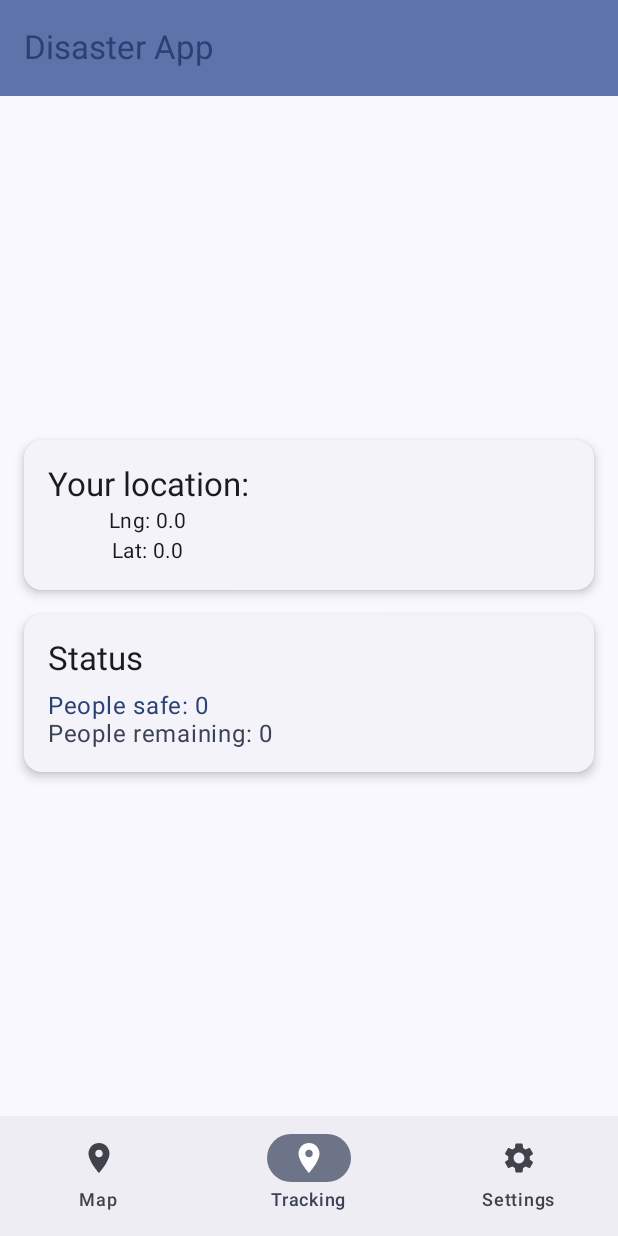
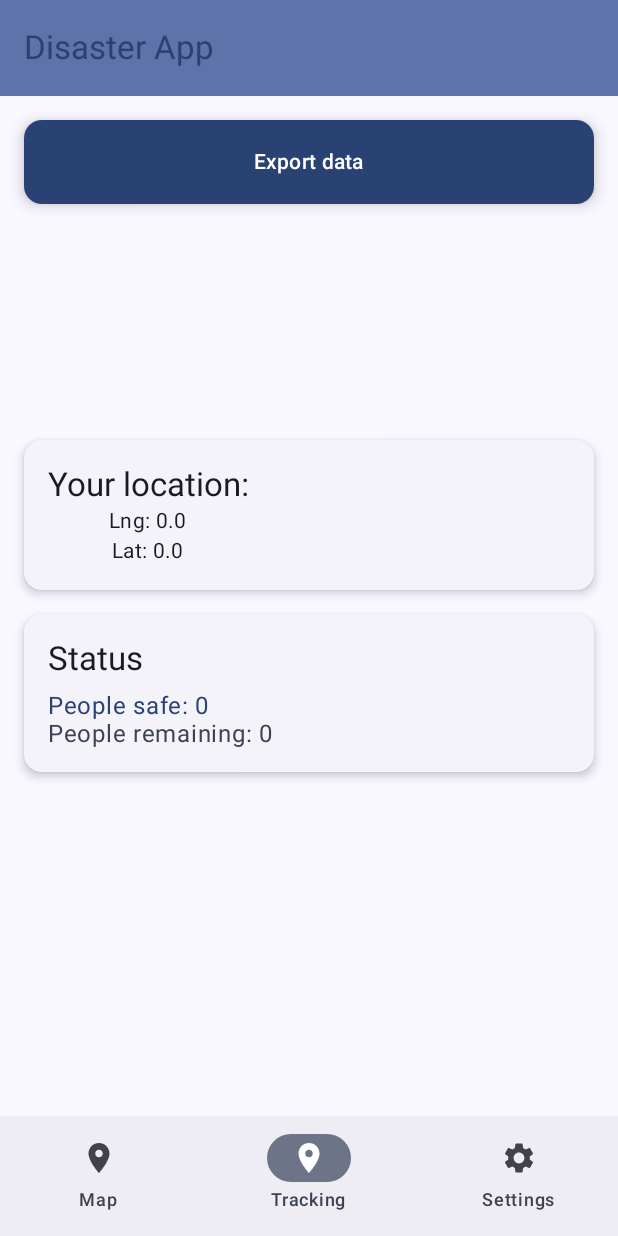
Before and after one commit to anonymous3813/Naturaldisaster, an Android app built with Jetpack Compose: the screen it shows after launch (MainActivity), item 2 of the bottom bar chosen, on a phone screen of 412 x 824 dp. Run offline under Robolectric (Android 15) with nearby library versions, the phone set to English and light mode, and no system bars; libraries missing offline, so code that uses them is left out: org.osmdroid.config.

Commit message:
Hackathon finish

```diff
--- a/frontend/app/src/main/AndroidManifest.xml
+++ b/frontend/app/src/main/AndroidManifest.xml
@@ -7,6 +7,9 @@
     <uses-permission android:name="android.permission.ACCESS_FINE_LOCATION" />
     <uses-permission android:name="android.permission.ACCESS_NETWORK_STATE"/>
     <uses-permission android:name="android.permission.ACCESS_BACKGROUND_LOCATION"/>
+    <uses-permission android:name="android.permission.WRITE_EXTERNAL_STORAGE"
+        android:maxSdkVersion="28" />
+
 
     <application
         android:usesCleartextTraffic="true"
--- a/frontend/app/src/main/java/com/selfemploye/naturaldisaster/data/ApiService.kt
+++ b/frontend/app/src/main/java/com/selfemploye/naturaldisaster/data/ApiService.kt
@@ -9,6 +9,7 @@ import com.selfemploye.naturaldisaster.models.StormUpdateResponse
 import com.selfemploye.naturaldisaster.models.SuccessResponse
 import com.selfemploye.naturaldisaster.models.UserLocation
 import com.selfemploye.naturaldisaster.models.UserLocationRequest
+import okhttp3.ResponseBody
 import retrofit2.Response
 import retrofit2.http.Body
 import retrofit2.http.GET
@@ -43,4 +44,7 @@ interface ApiService {
 
     @GET("api/locations/get")
     suspend fun getAllLocations(): Response<List<UserLocation>>
+
+    @GET("api/locations/export-csv")
+    suspend fun getExportedLocations(): Response<ResponseBody>
 }
--- a/frontend/app/src/main/java/com/selfemploye/naturaldisaster/data/RetrofitInstance.kt
+++ b/frontend/app/src/main/java/com/selfemploye/naturaldisaster/data/RetrofitInstance.kt
@@ -1,6 +1,5 @@
 package com.selfemploye.naturaldisaster.data
 
-import com.google.gson.internal.GsonBuildConfig
 import retrofit2.Retrofit
 import retrofit2.converter.gson.GsonConverterFactory
 
--- a/frontend/app/src/main/java/com/selfemploye/naturaldisaster/models/ImpactZone.kt
+++ b/frontend/app/src/main/java/com/selfemploye/naturaldisaster/models/ImpactZone.kt
@@ -1,7 +1,20 @@
 package com.selfemploye.naturaldisaster.models
 
+
 data class ImpactZone(
-    val lat: Double,
-    val lon: Double,
-    val radius: Double
+    val polygon: PolygonData?,
+    val severity: Int,
+    val radius: Int,
+    val windSpeed: Double?,
+    val type: String?,
+    val source: String?,
+    val stormId: String?,
+    val stormName: String?,
+    val zoneName: String?
 )
+
+
+data class PolygonData(
+    val type: String,
+    val coordinates: List<List<List<Double>>>
+)
--- a/frontend/app/src/main/java/com/selfemploye/naturaldisaster/models/Storm.kt
+++ b/frontend/app/src/main/java/com/selfemploye/naturaldisaster/models/Storm.kt
@@ -1,7 +1,11 @@
 package com.selfemploye.naturaldisaster.models
 
 data class Storm(
+    val id: String,
     val name: String,
-    val priorityQueue: List<String>,
-    val zones: List<Zone>
+    val lat: Double,
+    val lon: Double,
+    val severity: Int,
+    val zone: String?,
+    val impactZones: List<ImpactZone>
 )
--- a/frontend/app/src/main/java/com/selfemploye/naturaldisaster/ui/components/BottomNavigationBar.kt
+++ /dev/null
@@ -1,5 +0,0 @@
-package com.selfemploye.naturaldisaster.ui.components
-
-import androidx.compose.runtime.Composable
-import androidx.navigation.NavHostController
-import com.selfemploye.naturaldisaster.models.Screens
--- /dev/null
+++ b/frontend/app/src/main/java/com/selfemploye/naturaldisaster/ui/components/ExportButton.kt
@@ -0,0 +1,54 @@
+package com.selfemploye.naturaldisaster.ui.components
+
+import android.util.Log
+import androidx.compose.foundation.layout.fillMaxSize
+import androidx.compose.foundation.layout.fillMaxWidth
+import androidx.compose.foundation.layout.height
+import androidx.compose.foundation.layout.padding
+import androidx.compose.foundation.shape.RoundedCornerShape
+import androidx.compose.material3.Button
+import androidx.compose.material3.ButtonDefaults
+import androidx.compose.material3.Text
+import androidx.compose.runtime.Composable
+import androidx.compose.runtime.rememberCoroutineScope
+import androidx.compose.ui.Modifier
+import androidx.compose.ui.unit.dp
+import com.selfemploye.naturaldisaster.data.RetrofitInstance
+import com.selfemploye.naturaldisaster.utils.saveCSVToDevice
+import kotlinx.coroutines.launch
+
+@Composable
+fun ExportButton() {
+    val scope = rememberCoroutineScope()
+
+    Button(
+        modifier = Modifier
+            .fillMaxWidth()
+            .padding(16.dp)
+            .height(56.dp),
+        shape = RoundedCornerShape(12.dp), // rounded corners
+        elevation = ButtonDefaults.buttonElevation(
+            defaultElevation = 6.dp,
+            pressedElevation = 2.dp
+        ),
+        onClick = {
+            scope.launch {
+                try {
+                    val response = RetrofitInstance.api.getExportedLocations()
+                    if (response.isSuccessful) {
+                        val csvText = response.body()?.string()
+                        if (csvText != null) {
+                            saveCSVToDevice(csvText)
+                        }
+                    } else {
+                        Log.e("CSV Export", "Failed: ${response.code()}")
+                    }
+                } catch (e: Exception) {
+                    Log.e("CSV Export", "Error: ${e.message}")
+                }
+            }
+        }
+    ) {
+        Text("Export data")
+    }
+}
--- a/frontend/app/src/main/java/com/selfemploye/naturaldisaster/ui/screens/MapScreen.kt
+++ b/frontend/app/src/main/java/com/selfemploye/naturaldisaster/ui/screens/MapScreen.kt
@@ -1,59 +1,63 @@
 package com.selfemploye.naturaldisaster.ui.screens
 
 import android.util.Log
+import androidx.compose.foundation.layout.Column
 import androidx.compose.foundation.layout.fillMaxSize
 import androidx.compose.material3.AlertDialog
 import androidx.compose.material3.Text
 import androidx.compose.material3.TextButton
 import androidx.compose.runtime.Composable
+import androidx.compose.runtime.LaunchedEffect
 import androidx.compose.runtime.collectAsState
 import androidx.compose.runtime.getValue
 import androidx.compose.runtime.mutableStateOf
 import androidx.compose.runtime.remember
 import androidx.compose.runtime.setValue
 import androidx.compose.ui.Modifier
+import androidx.compose.ui.graphics.Color
 import com.google.android.gms.maps.model.BitmapDescriptorFactory
 import com.google.android.gms.maps.model.CameraPosition
 import com.google.android.gms.maps.model.LatLng
+import com.google.maps.android.compose.Circle
 import com.google.maps.android.compose.GoogleMap
 import com.google.maps.android.compose.Marker
 import com.google.maps.android.compose.MarkerState
+import com.google.maps.android.compose.Polygon
 import com.google.maps.android.compose.rememberCameraPositionState
 import com.selfemploye.naturaldisaster.models.UserLocation
+import com.selfemploye.naturaldisaster.utils.storms
 import com.selfemploye.naturaldisaster.viewmodel.AppViewModel
-import androidx.compose.runtime.LaunchedEffect
 
 @Composable
 fun MapScreen(
     appViewModel: AppViewModel
 ) {
-    // Observe last known location
     val lastLocation by appViewModel.lastLocation.collectAsState()
-    val startingLocation = remember(lastLocation) {
-        LatLng(lastLocation.lat, lastLocation.lon)
-    }
+    val allLocations by appViewModel.allLocations.collectAsState()
+    val allStorms = storms
 
-    // Observe all locations from ViewModel
-    val allLocations by appViewModel.allLocations.collectAsState()
+    val startingLocation = LatLng(lastLocation.lat, lastLocation.lon)
 
-    // State for the selected marker and dialog visibility
     var selectedMarker by remember { mutableStateOf<UserLocation?>(null) }
     var showDialog by remember { mutableStateOf(false) }
 
-    LaunchedEffect(Unit) {
+    LaunchedEffect(allLocations) {
         Log.d("Map screen coordinates", allLocations.toString())
     }
 
-    // Google Map
+    Column {
+        Text("Locations: ${allLocations.size}") // Debug line
+
         GoogleMap(
             modifier = Modifier.fillMaxSize(),
             cameraPositionState = rememberCameraPositionState {
                 position = CameraPosition.fromLatLngZoom(startingLocation, 12f)
             }
         ) {
+            // === Rescue markers ===
             allLocations.forEach { loc ->
                 Marker(
-                state = MarkerState(position = LatLng(loc.lat, loc.lon)),
+                    state = MarkerState(position = LatLng(loc.lat, loc.lon)), // fixed lat/lon
                     title = "Rescue here",
                     icon = BitmapDescriptorFactory.defaultMarker(loc.getMarkerColor()),
                     onClick = {
@@ -63,9 +67,37 @@ fun MapScreen(
                     }
                 )
             }
+
+            // === Storms overlay ===
+            allStorms.take(5).forEach { storm ->
+                // Draw storm radius as a circle
+                val radiusMeters =
+                    storm.impactZones.firstOrNull()?.radius?.times(1000.0) ?: 100_000.0
+                Circle(
+                    center = LatLng(storm.lat, storm.lon),
+                    radius = radiusMeters,
+                    strokeColor = Color.Red.copy(alpha = 0.5f),
+                    fillColor = Color.Red.copy(alpha = 0.2f),
+                    strokeWidth = 3f
+                )
+
+                // Draw impact zone polygons
+                storm.impactZones.forEach { zone ->
+                    zone.polygon?.coordinates?.get(0)?.let { coords ->
+                        val points = coords.map { LatLng(it[1], it[0]) } // GeoJSON: [lon, lat]
+                        Polygon(
+                            points = points,
+                            strokeColor = Color.Blue.copy(alpha = 0.6f),
+                            fillColor = Color.Blue.copy(alpha = 0.2f),
+                            strokeWidth = 2f
+                        )
+                    }
+                }
+            }
+        }
     }
 
-    // Dialog to mark a person as rescued
+    // === Rescue dialog ===
     if (showDialog && selectedMarker != null) {
         val isFirstResponder by appViewModel.isFirstResponder.collectAsState()
         if (isFirstResponder) {
--- a/frontend/app/src/main/java/com/selfemploye/naturaldisaster/ui/screens/TrackingScreen.kt
+++ b/frontend/app/src/main/java/com/selfemploye/naturaldisaster/ui/screens/TrackingScreen.kt
@@ -5,6 +5,7 @@ import androidx.compose.foundation.layout.Column
 import androidx.compose.foundation.layout.fillMaxSize
 import androidx.compose.foundation.layout.fillMaxWidth
 import androidx.compose.foundation.layout.padding
+import androidx.compose.material3.Button
 import androidx.compose.material3.CardDefaults
 import androidx.compose.material3.ElevatedCard
 import androidx.compose.material3.MaterialTheme
@@ -16,6 +17,9 @@ import androidx.compose.runtime.getValue
 import androidx.compose.ui.Alignment
 import androidx.compose.ui.Modifier
 import androidx.compose.ui.unit.dp
+import com.selfemploye.naturaldisaster.data.RetrofitInstance
+import com.selfemploye.naturaldisaster.ui.components.ExportButton
+import com.selfemploye.naturaldisaster.utils.saveCSVToDevice
 import com.selfemploye.naturaldisaster.viewmodel.AppViewModel
 
 @Composable
@@ -88,4 +92,6 @@ fun TrackingScreen(appViewModel: AppViewModel) {
             }
         }
     }
+
+    ExportButton()
 }
--- a/frontend/app/src/main/java/com/selfemploye/naturaldisaster/utils/utils.kt
+++ b/frontend/app/src/main/java/com/selfemploye/naturaldisaster/utils/utils.kt
@@ -2,13 +2,20 @@ package com.selfemploye.naturaldisaster.utils
 
 import android.annotation.SuppressLint
 import android.content.Context
+import android.os.Environment
 import android.os.Looper
+import android.util.Log
 import com.google.android.gms.location.FusedLocationProviderClient
 import com.google.android.gms.location.LocationCallback
 import com.google.android.gms.location.LocationRequest
 import com.google.android.gms.location.LocationResult
 import com.google.android.gms.location.LocationServices
 import com.google.android.gms.location.Priority
+import com.selfemploye.naturaldisaster.models.ImpactZone
+import com.selfemploye.naturaldisaster.models.PolygonData
+import com.selfemploye.naturaldisaster.models.Storm
+import java.io.File
+import java.io.IOException
 
 @SuppressLint("MissingPermission")
 fun getLastLocation(context: Context, callback: (Double?, Double?) -> Unit) {
@@ -37,3 +44,131 @@ fun getLastLocation(context: Context, callback: (Double?, Double?) -> Unit) {
         Looper.getMainLooper()
     )
 }
+
+fun saveCSVToDevice(csvData: String) {
+    try {
+        // Get Downloads directory
+        val downloadsDir =
+            Environment.getExternalStoragePublicDirectory(Environment.DIRECTORY_DOWNLOADS)
+
+        // Create unique filename with timestamp
+        val timestamp = System.currentTimeMillis()
+        val fileName = "userlocations$timestamp.csv"
+        val file = File(downloadsDir, fileName)
+
+        file.writeText(csvData)
+
+        Log.d("CSV Export", "File saved successfully: ${file.absolutePath}")
+
+    } catch (e: SecurityException) {
+        Log.e("CSV Export", "Permission denied: ${e.message}")
+    } catch (e: IOException) {
+        Log.e("CSV Export", "File write error: ${e.message}")
+    } catch (e: Exception) {
+        Log.e("CSV Export", "Unexpected error: ${e.message}")
+        // Handle other errors
+    }
+}
+
+
+val storms: List<Storm> = listOf(
+    Storm(
+        id = "unknown",
+        name = "Orange alert for tropical cyclone TAPAH-25. Population affected by Category 1 (120 km/h) wind speeds or higher is 2.83 million.",
+        lat = 20.0,
+        lon = 113.6,
+        severity = 1,
+        zone = null,
+        impactZones = listOf(
+            ImpactZone(
+                polygon = PolygonData(
+                    type = "Polygon",
+                    coordinates = listOf(
+                        listOf(
+                            listOf(113.2, 21.25045045045045),
+                            listOf(113.29400525215512, 21.241795171352805),
+                            listOf(113.6, 21.25),
+                            listOf(113.8, 21.1),
+                            listOf(113.9, 20.8),
+                            listOf(113.2, 21.25045045045045) // close polygon
+                        )
+                    )
+                ),
+                severity = 5,
+                radius = 50,
+                windSpeed = 88.88,
+                type = "wind",
+                source = "azure_maps_real_wind_data",
+                stormId = "NP22",
+                stormName = "TAPAH",
+                zoneName = "Outer"
+            ),
+            ImpactZone(
+                polygon = PolygonData(
+                    type = "Polygon",
+                    coordinates = listOf(
+                        listOf(
+                            listOf(113.4, 21.0),
+                            listOf(113.55, 21.05),
+                            listOf(113.7, 20.95),
+                            listOf(113.6, 20.8),
+                            listOf(113.4, 21.0) // close polygon
+                        )
+                    )
+                ),
+                severity = 4,
+                radius = 30,
+                windSpeed = 100.0,
+                type = "wind",
+                source = "azure_maps_real_wind_data",
+                stormId = "NP22",
+                stormName = "TAPAH",
+                zoneName = "Middle"
+            ),
+            ImpactZone(
+                polygon = PolygonData(
+                    type = "Polygon",
+                    coordinates = listOf(
+                        listOf(
+                            listOf(113.55, 20.9),
+                            listOf(113.65, 20.9),
+                            listOf(113.65, 20.8),
+                            listOf(113.55, 20.8),
+                            listOf(113.55, 20.9) // close polygon
+                        )
+                    )
+                ),
+                severity = 3,
+                radius = 15,
+                windSpeed = 120.0,
+                type = "wind",
+                source = "azure_maps_real_wind_data",
+                stormId = "NP22",
+                stormName = "TAPAH",
+                zoneName = "Inner"
+            ),
+            ImpactZone(
+                polygon = PolygonData(
+                    type = "Polygon",
+                    coordinates = listOf(
+                        listOf(
+                            listOf(113.58, 20.85),
+                            listOf(113.62, 20.85),
+                            listOf(113.62, 20.81),
+                            listOf(113.58, 20.81),
+                            listOf(113.58, 20.85) // close polygon
+                        )
+                    )
+                ),
+                severity = 2,
+                radius = 5,
+                windSpeed = 140.0,
+                type = "wind",
+                source = "azure_maps_real_wind_data",
+                stormId = "NP22",
+                stormName = "TAPAH",
+                zoneName = "Core"
+            )
+        )
+    )
+)
--- a/frontend/app/src/main/java/com/selfemploye/naturaldisaster/viewmodel/AppViewModel.kt
+++ b/frontend/app/src/main/java/com/selfemploye/naturaldisaster/viewmodel/AppViewModel.kt
@@ -4,6 +4,7 @@ import android.annotation.SuppressLint
 import android.app.Application
 import android.os.Looper
 import android.util.Log
+import androidx.compose.ui.platform.LocalContext
 import androidx.datastore.preferences.core.edit
 import androidx.lifecycle.AndroidViewModel
 import androidx.lifecycle.viewModelScope
@@ -12,6 +13,7 @@ import com.google.android.gms.location.LocationRequest
 import com.google.android.gms.location.LocationResult
 import com.google.android.gms.location.LocationServices
 import com.google.android.gms.location.Priority
+import com.selfemploye.naturaldisaster.data.ApiService
 import com.selfemploye.naturaldisaster.data.RetrofitInstance
 import com.selfemploye.naturaldisaster.data.UserPrefs
 import com.selfemploye.naturaldisaster.data.dataStore
@@ -46,10 +48,14 @@ class AppViewModel(
     private val _allLocations = MutableStateFlow<List<UserLocation>>(emptyList())
     val allLocations: StateFlow<List<UserLocation>> = _allLocations
 
+    private val _allStorms = MutableStateFlow<List<Storm>>(emptyList())
+    val allStorms: StateFlow<List<Storm>> = _allStorms
+
     init {
         viewModelScope.launch {
             _userId.value = getOrCreateUserId()
             fetchAllLocations()
+            fetchAllStorms()
             Log.d("View model location fetch", allLocations.value.toString())
         }
     }
@@ -192,6 +198,20 @@ class AppViewModel(
         }
     }
 
+    private suspend fun fetchAllStorms() {
+        try {
+            val response = RetrofitInstance.api.getStormUpdates()
+            if (response.isSuccessful && response.body() != null) {
+                _allStorms.value = response.body()?.storms!!
+                Log.d("API storms worked", response.body().toString())
+            } else {
+                Log.d("API storms failed", response.body().toString())
+            }
+        } catch (e: Exception) {
+            Log.e("API storms", "Exception fetching all storms: ${e.message}")
+        }
+    }
+
     private suspend fun fetchAllLocations() {
         try {
             val response = RetrofitInstance.api.getAllLocations()
```
Also changed, not shown: frontend/app/src/main/res/storms.json (added, +33 -0 lines). Lines whose indentation alone changed are shown as unchanged.
